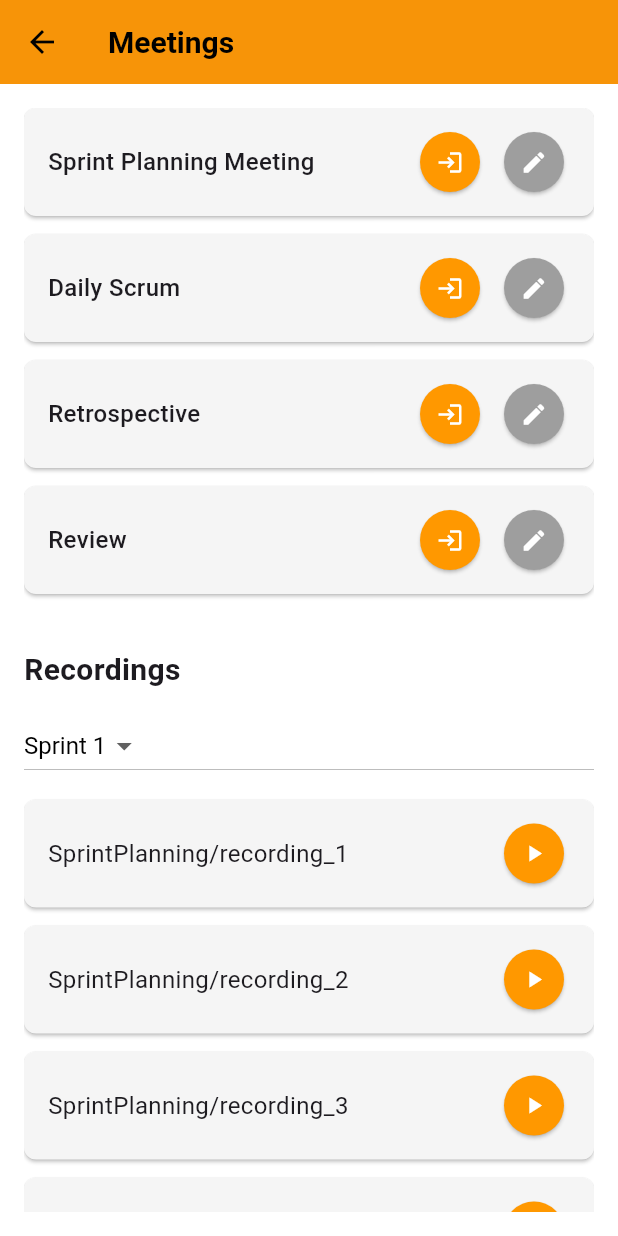
After one commit to FlowStack-S/managewise-mobileapp, a Flutter app: the MeetingsPage screen opened directly, on a phone screen of 412 x 824 dp. The commit adds this screen. Run offline on Flutter 3.47's test engine with Material 3 defaults, Android fonts, the phone set to English and light mode, and no system bars; our stand-ins replace syncfusion_flutter_charts.

Commit message:
Created meeting page

```diff
--- a/lib/features/home/presentation/drawer_menu.dart
+++ b/lib/features/home/presentation/drawer_menu.dart
@@ -3,6 +3,7 @@ import 'package:managewise_mobileproject/features/statistics/presentation/statis
 import 'package:managewise_mobileproject/features/backlog/presentation/backlog_page.dart';
 import 'package:managewise_mobileproject/features/board/presentation/board_page.dart';
 import 'package:managewise_mobileproject/features/issues/presentation/issues_page.dart';
+import 'package:managewise_mobileproject/features/meetings/presentation/meetings_page.dart';
 
 class DrawerMenu extends StatelessWidget {
   const DrawerMenu({super.key});
@@ -22,7 +23,7 @@ class DrawerMenu extends StatelessWidget {
           _buildDrawerItem(context, Icons.view_kanban, 'Board', const BoardPage()),
           _buildDrawerItem(context, Icons.bug_report, 'Issues', const IssuesPage()),
           //_buildDrawerItem(context, Icons.group, 'Members', const MembersPage()),
-          //_buildDrawerItem(context, Icons.meeting_room, 'Meetings', const MeetingsPage()),
+          _buildDrawerItem(context, Icons.meeting_room, 'Meetings', const MeetingsPage()),
           //_buildDrawerItem(context, Icons.settings, 'Configuration', const ConfigurationPage()),
         ],
       ),
--- /dev/null
+++ b/lib/features/meetings/presentation/meetings_page.dart
@@ -0,0 +1,171 @@
+import 'package:flutter/material.dart';
+
+class MeetingsPage extends StatefulWidget {
+  const MeetingsPage({super.key});
+
+  @override
+  State<MeetingsPage> createState() => _MeetingsPageState();
+}
+
+class _MeetingsPageState extends State<MeetingsPage> {
+  // Dummy data
+  final List<String> _meetings = [
+    'Sprint Planning Meeting',
+    'Daily Scrum',
+    'Retrospective',
+    'Review',
+  ];
+
+  final List<String> _sprints = [
+    'Sprint 1',
+    'Sprint 2',
+    'Sprint 3',
+    'Sprint 4',
+  ];
+
+  String _selectedSprint = 'Sprint 1';
+
+  final Map<String, List<String>> _recordingsBySprint = {
+    'Sprint 1': List.generate(
+        5, (i) => 'SprintPlanning/recording_${i + 1}'),
+    'Sprint 2': List.generate(
+        3, (i) => 'SprintReview/recording_${i + 1}'),
+    'Sprint 3': List.generate(
+        4, (i) => 'DailyScrum/recording_${i + 1}'),
+    'Sprint 4': List.generate(
+        2, (i) => 'Retrospective/recording_${i + 1}'),
+  };
+
+  @override
+  Widget build(BuildContext context) {
+    final recordings = _recordingsBySprint[_selectedSprint] ?? [];
+
+    return Scaffold(
+      appBar: AppBar(
+        title: const Text('Meetings'),
+        backgroundColor: Colors.orange,
+      ),
+      body: Padding(
+        padding: const EdgeInsets.all(16),
+        child: ListView(
+          children: [
+            // Meetings section
+            for (var meeting in _meetings) ...[
+              Card(
+                margin: const EdgeInsets.only(bottom: 12),
+                shape: RoundedRectangleBorder(
+                  borderRadius: BorderRadius.circular(8),
+                ),
+                color: Colors.grey[100],
+                child: Padding(
+                  padding: const EdgeInsets.symmetric(
+                      vertical: 12, horizontal: 16),
+                  child: Row(
+                    children: [
+                      Expanded(
+                        child: Text(
+                          meeting,
+                          style: const TextStyle(
+                              fontSize: 16, fontWeight: FontWeight.w500),
+                        ),
+                      ),
+                      // Enter button
+                      ElevatedButton(
+                        onPressed: () {
+                          // navegar a meeting details
+                        },
+                        style: ElevatedButton.styleFrom(
+                          backgroundColor: Colors.orange,
+                          minimumSize: const Size(40, 40),
+                          padding: EdgeInsets.zero,
+                        ),
+                        child: const Icon(Icons.login, color: Colors.white),
+                      ),
+                      const SizedBox(width: 8),
+                      // Edit button
+                      ElevatedButton(
+                        onPressed: () {
+                          // editar meeting
+                        },
+                        style: ElevatedButton.styleFrom(
+                          backgroundColor: Colors.grey,
+                          minimumSize: const Size(40, 40),
+                          padding: EdgeInsets.zero,
+                        ),
+                        child: const Icon(Icons.edit, color: Colors.white),
+                      ),
+                    ],
+                  ),
+                ),
+              ),
+            ],
+
+            const SizedBox(height: 24),
+            // Recordings section title
+            const Text(
+              'Recordings',
+              style: TextStyle(
+                  fontSize: 20, fontWeight: FontWeight.bold),
+            ),
+            const SizedBox(height: 12),
+            // Sprint dropdown
+            DropdownButton<String>(
+              value: _selectedSprint,
+              items: _sprints
+                  .map((s) => DropdownMenuItem(
+                value: s,
+                child: Text(s),
+              ))
+                  .toList(),
+              onChanged: (v) {
+                if (v != null) {
+                  setState(() => _selectedSprint = v);
+                }
+              },
+              style: const TextStyle(
+                  fontSize: 16, color: Colors.black),
+              dropdownColor: Colors.grey[200],
+            ),
+            const SizedBox(height: 12),
+            // Recordings list
+            for (var rec in recordings) ...[
+              Card(
+                margin: const EdgeInsets.only(bottom: 12),
+                shape: RoundedRectangleBorder(
+                  borderRadius: BorderRadius.circular(8),
+                ),
+                color: Colors.grey[100],
+                child: Padding(
+                  padding: const EdgeInsets.symmetric(
+                      vertical: 12, horizontal: 16),
+                  child: Row(
+                    children: [
+                      Expanded(
+                        child: Text(
+                          rec,
+                          style: const TextStyle(fontSize: 16),
+                        ),
+                      ),
+                      ElevatedButton(
+                        onPressed: () {
+                          // reproducir grabación
+                        },
+                        style: ElevatedButton.styleFrom(
+                          backgroundColor: Colors.orange,
+                          minimumSize: const Size(40, 40),
+                          padding: EdgeInsets.zero,
+                        ),
+                        child: const Icon(Icons.play_arrow,
+                            color: Colors.white),
+                      ),
+                    ],
+                  ),
+                ),
+              ),
+            ],
+          ],
+        ),
+      ),
+    );
+  }
+}
```
Also changed, not shown: 4 other files.
